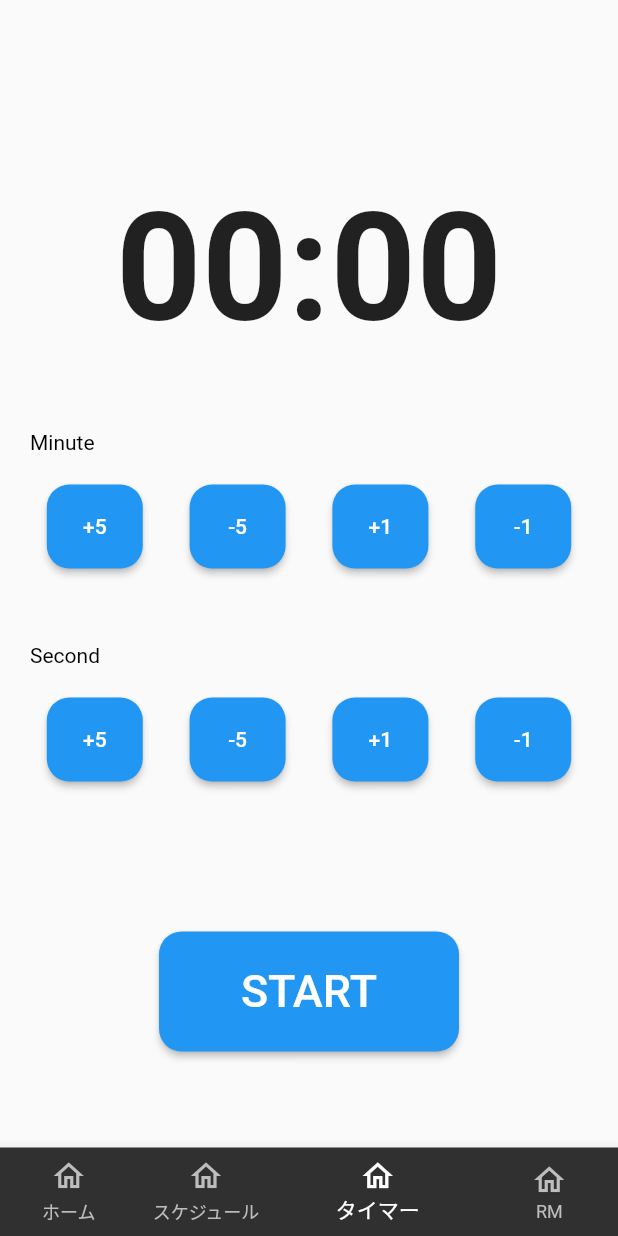
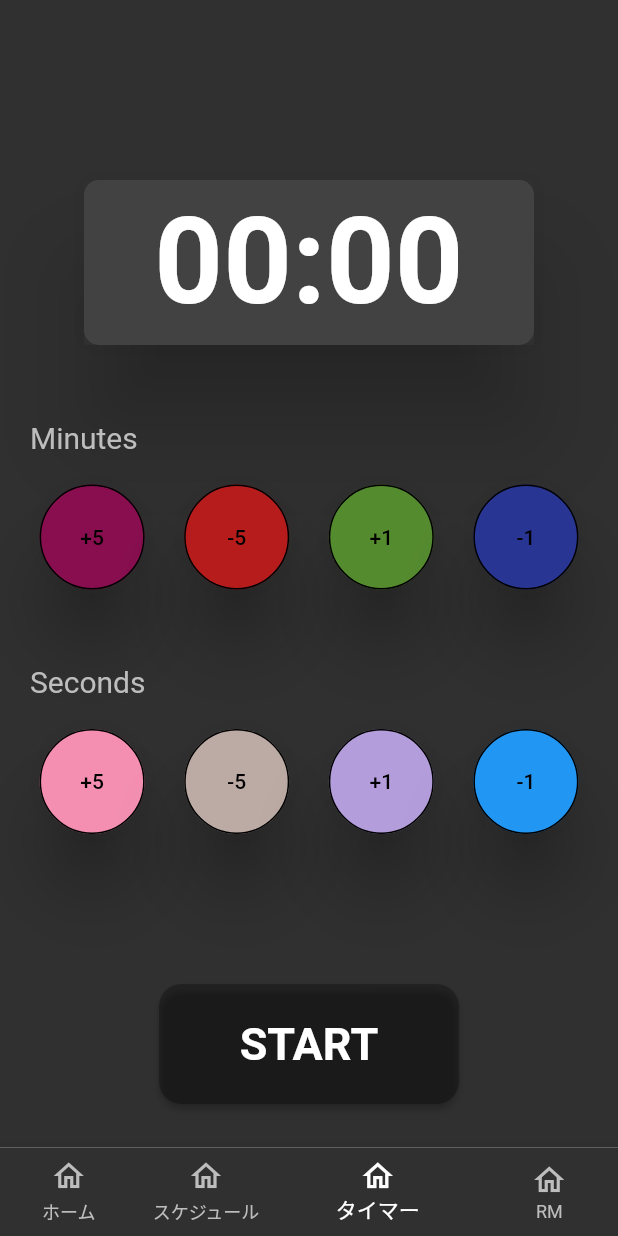
Before and after one commit to yuk1t3ruuuu/fitness, a Flutter app: the screen it shows after launch, item 3 of the bottom bar chosen, on a phone screen of 412 x 824 dp. Run offline on Flutter 3.47's test engine with Material 2 defaults, Android fonts, the phone set to English and light mode, and no system bars; our stand-ins replace google_fonts; Roboto replaces fonts that are missing (Amiri).

Commit message:
タイマー画面のUI作成

```diff
--- a/lib/count.dart
+++ b/lib/count.dart
@@ -1,6 +1,7 @@
 import 'package:flutter/material.dart';
 import 'package:intl/intl.dart';
 import 'dart:async';
+import 'package:google_fonts/google_fonts.dart';
 
 class Count extends StatefulWidget {
   const Count({Key? key}) : super(key: key);
@@ -89,12 +90,22 @@ class _CountState extends State<Count> {
   @override
   Widget build(BuildContext context) {
     return Scaffold(
+        backgroundColor: Colors.grey[850],
         body: Column(
           children: [
             const SizedBox(height: 120,),
-            Container(
-                child: Center(
-                    child:Text(DateFormat.ms().format(time),style: const TextStyle(fontSize: 100, fontWeight: FontWeight.bold),)
+            Material(
+              color: Colors.grey[850],
+              elevation: 30,
+              child: Container(
+                  alignment: Alignment.center,
+                  width: 300,
+                  height: 110,
+                  decoration: BoxDecoration(
+                    borderRadius: BorderRadius.circular(10),
+                    color: Colors.grey[800],
+                  ),
+                  child: Text(DateFormat.ms().format(time),style: GoogleFonts.amiri(color: Colors.white, fontSize: 80, fontWeight: FontWeight.bold)),
               )
             ),
             const SizedBox(height: 50),
@@ -102,42 +113,90 @@ class _CountState extends State<Count> {
                 children:[
                   Container(
                       padding: const EdgeInsets.only(left: 20),
-                      child:Text('Minute', style: TextStyle(color: Colors.black),textAlign: TextAlign.left))
+                      child:Text('Minutes', style: GoogleFonts.amiri(color: Colors.grey[400], fontSize: 20),textAlign: TextAlign.left)
+                  )
                 ]
             ),
             const SizedBox(height: 20),
             Row(
               mainAxisAlignment: MainAxisAlignment.spaceEvenly,
               children: [
-                ElevatedButton(
-                  //setStateのところは仮で記述している処理。以下同じ
+                SizedBox(
+                  height: 70,
+                  width: 70,
+                  child: ElevatedButton(
                       onPressed: () => addMinute5(),
                       style: ButtonStyle(
                           padding: MaterialStateProperty.all(const EdgeInsets.all(20)),
-                        shape: MaterialStateProperty.all(RoundedRectangleBorder(borderRadius: BorderRadius.circular(15)))
+                          shape: MaterialStateProperty.all(CircleBorder(
+                              side: BorderSide(
+                                  color: Colors.black,
+                                  width: 1,
+                                  style: BorderStyle.solid
+                              )
+                          )),
+                          backgroundColor: MaterialStateProperty.all(Colors.pink[900]),
+                          elevation: MaterialStateProperty.all(20)
                       ),
-                    child: const Text('+5', style: TextStyle(color: Colors.white))),
-                ElevatedButton(
+                      child: const Text('+5', style: TextStyle(color: Colors.black)))
+                ),
+                SizedBox(
+                    height: 70,
+                    width: 70,
+                    child: ElevatedButton(
                         onPressed: () => substractMinute5(),
                         style: ButtonStyle(
                             padding: MaterialStateProperty.all(const EdgeInsets.all(20)),
-                        shape: MaterialStateProperty.all(RoundedRectangleBorder(borderRadius: BorderRadius.circular(15)))
+                            shape: MaterialStateProperty.all(CircleBorder(
+                                side: BorderSide(
+                                    color: Colors.black,
+                                    width: 1,
+                                    style: BorderStyle.solid
+                                )
+                            )),
+                            backgroundColor: MaterialStateProperty.all(Colors.red[900]),
+                            elevation: MaterialStateProperty.all(20)
                         ),
-                    child: const Text('-5', style: TextStyle(color: Colors.white))),
-                ElevatedButton(
+                        child: const Text('-5', style: TextStyle(color: Colors.black)))
+                ),
+                SizedBox(
+                    height: 70,
+                    width: 70,
+                    child: ElevatedButton(
                         onPressed: () => addMinute1(),
                         style: ButtonStyle(
                             padding: MaterialStateProperty.all(const EdgeInsets.all(20)),
-                        shape: MaterialStateProperty.all(RoundedRectangleBorder(borderRadius: BorderRadius.circular(15)))
+                            shape: MaterialStateProperty.all(CircleBorder(
+                                side: BorderSide(
+                                    color: Colors.black,
+                                    width: 1,
+                                    style: BorderStyle.solid
+                                )
+                            )),
+                            backgroundColor: MaterialStateProperty.all(Colors.lightGreen[800]),
+                            elevation: MaterialStateProperty.all(20)
                         ),
-                    child: const Text('+1', style: TextStyle(color: Colors.white))),
-                ElevatedButton(
+                        child: const Text('+1', style: TextStyle(color: Colors.black)))
+                ),
+                SizedBox(
+                    height: 70,
+                    width: 70,
+                    child: ElevatedButton(
                         onPressed: () => substractMinute1(),
                         style: ButtonStyle(
                             padding: MaterialStateProperty.all(const EdgeInsets.all(20)),
-                        shape: MaterialStateProperty.all(RoundedRectangleBorder(borderRadius: BorderRadius.circular(15)))
+                            shape: MaterialStateProperty.all(CircleBorder(
+                                side: BorderSide(
+                                    color: Colors.black,
+                                    width: 1,
+                                    style: BorderStyle.solid
+                                )
+                            )),
+                            backgroundColor: MaterialStateProperty.all(Colors.indigo[800]),
+                            elevation: MaterialStateProperty.all(20)
                         ),
-                    child: const Text('-1', style: TextStyle(color: Colors.white))),
+                        child: const Text('-1', style: TextStyle(color: Colors.black)))
+                )
               ],
             ),
             const SizedBox(height: 50,),
@@ -145,41 +204,90 @@ class _CountState extends State<Count> {
                 children:[
                   Container(
                       padding: const EdgeInsets.only(left: 20),
-                      child:Text('Second', style: TextStyle(color: Colors.black),textAlign: TextAlign.left))
+                      child:Text('Seconds', style: GoogleFonts.amiri(color: Colors.grey[400], fontSize: 20),textAlign: TextAlign.left)
+                  )
                 ]
             ),
             const SizedBox(height: 20),
             Row(
               mainAxisAlignment: MainAxisAlignment.spaceEvenly,
               children: [
-                ElevatedButton(
+                SizedBox(
+                    height: 70,
+                    width: 70,
+                    child: ElevatedButton(
                         onPressed: () => addSecond5(),
                         style: ButtonStyle(
                             padding: MaterialStateProperty.all(const EdgeInsets.all(20)),
-                        shape: MaterialStateProperty.all(RoundedRectangleBorder(borderRadius: BorderRadius.circular(15)))
+                            shape: MaterialStateProperty.all(CircleBorder(
+                                side: BorderSide(
+                                    color: Colors.black,
+                                    width: 1,
+                                    style: BorderStyle.solid
+                                )
+                            )),
+                            backgroundColor: MaterialStateProperty.all(Colors.pink[200]),
+                            elevation: MaterialStateProperty.all(20)
                         ),
-                    child: const Text('+5', style: TextStyle(color: Colors.white))),
-                ElevatedButton(
+                        child: const Text('+5', style: TextStyle(color: Colors.black)))
+                ),
+                SizedBox(
+                    height: 70,
+                    width: 70,
+                    child: ElevatedButton(
                         onPressed: () => substractSecond5(),
                         style: ButtonStyle(
                             padding: MaterialStateProperty.all(const EdgeInsets.all(20)),
-                        shape: MaterialStateProperty.all(RoundedRectangleBorder(borderRadius: BorderRadius.circular(15)))
+                            shape: MaterialStateProperty.all(CircleBorder(
+                                side: BorderSide(
+                                    color: Colors.black,
+                                    width: 1,
+                                    style: BorderStyle.solid
+                                )
+                            )),
+                            backgroundColor: MaterialStateProperty.all(Colors.brown[200]),
+                            elevation: MaterialStateProperty.all(20)
                         ),
-                    child: const Text('-5', style: TextStyle(color: Colors.white))),
-                ElevatedButton(
+                        child: const Text('-5', style: TextStyle(color: Colors.black)))
+                ),
+                SizedBox(
+                    height: 70,
+                    width: 70,
+                    child: ElevatedButton(
                         onPressed: () => addSecond1(),
                         style: ButtonStyle(
                             padding: MaterialStateProperty.all(const EdgeInsets.all(20)),
-                        shape: MaterialStateProperty.all(RoundedRectangleBorder(borderRadius: BorderRadius.circular(15)))
+                            shape: MaterialStateProperty.all(CircleBorder(
+                                side: BorderSide(
+                                    color: Colors.black,
+                                    width: 1,
+                                    style: BorderStyle.solid
+                                )
+                            )),
+                            backgroundColor: MaterialStateProperty.all(Colors.deepPurple[200]),
+                            elevation: MaterialStateProperty.all(20)
                         ),
-                    child: const Text('+1', style: TextStyle(color: Colors.white))),
-                ElevatedButton(
+                        child: const Text('+1', style: TextStyle(color: Colors.black)))
+                ),
+                SizedBox(
+                    height: 70,
+                    width: 70,
+                    child: ElevatedButton(
                         onPressed: () => substractSecond1(),
                         style: ButtonStyle(
                             padding: MaterialStateProperty.all(const EdgeInsets.all(20)),
-                        shape: MaterialStateProperty.all(RoundedRectangleBorder(borderRadius: BorderRadius.circular(15)))
+                            shape: MaterialStateProperty.all(CircleBorder(
+                                side: BorderSide(
+                                    color: Colors.black,
+                                    width: 1,
+                                    style: BorderStyle.solid
+                                )
+                            )),
+                            backgroundColor: MaterialStateProperty.all(Colors.blue),
+                            elevation: MaterialStateProperty.all(20)
                         ),
-                    child: const Text('-1', style: TextStyle(color: Colors.white))),
+                        child:  Text('-1', style: TextStyle(color: Colors.black)))
+                )
               ],
             ),
             const SizedBox(height: 100,),
@@ -189,12 +297,14 @@ class _CountState extends State<Count> {
                 child:
                   isCounting?ElevatedButton(onPressed: stopTimer,style: ButtonStyle(
                     padding: MaterialStateProperty.all(const EdgeInsets.all(20)),
+                    backgroundColor: MaterialStateProperty.all(Colors.white),
                     shape: MaterialStateProperty.all(RoundedRectangleBorder(borderRadius: BorderRadius.circular(15)))
-                    ), child: const Text('STOP',style: TextStyle(color: Colors.white,fontSize: 30)))
+                    ), child:  Text('STOP', style: GoogleFonts.amiri(color: Colors.black87, fontSize: 30,fontWeight: FontWeight.bold),))
                     :ElevatedButton(onPressed: startTimer, style: ButtonStyle(
+                    backgroundColor: MaterialStateProperty.all(Colors.black26),
                     padding: MaterialStateProperty.all(const EdgeInsets.all(20)),
                     shape: MaterialStateProperty.all(RoundedRectangleBorder(borderRadius: BorderRadius.circular(15)))
-                   ),child: const Text('START',style: TextStyle(color: Colors.white,fontSize: 30)))
+                   ),child: Text('START', style: GoogleFonts.amiri(color: Colors.white, fontSize: 30,fontWeight: FontWeight.bold)))
             )
           ],
         )
--- a/pubspec.yaml
+++ b/pubspec.yaml
@@ -29,6 +29,7 @@ environment:
 dependencies:
   flutter:
     sdk: flutter
+  google_fonts: ^3.0.1
 
 
   # The following adds the Cupertino Icons font to your application.
```
Also changed, not shown: pubspec.lock, 3 other files. Lines whose indentation alone changed are shown as unchanged.
